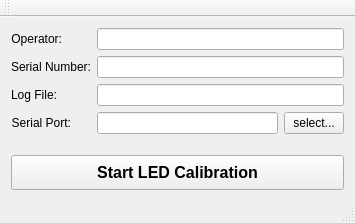
Qt form mainwindow.ui (jamesgpeterson/LED_cal) before a commit.
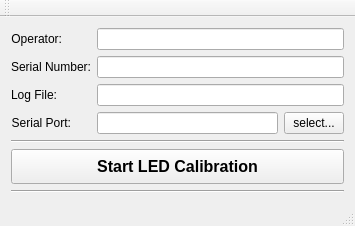
The same form after that commit.

Patch:
```diff
--- a/mainwindow.ui
+++ b/mainwindow.ui
@@ -113,6 +113,13 @@
       </property>
      </spacer>
     </item>
+    <item>
+     <widget class="Line" name="line">
+      <property name="orientation">
+       <enum>Qt::Horizontal</enum>
+      </property>
+     </widget>
+    </item>
     <item>
      <widget class="QPushButton" name="pushButton">
       <property name="sizePolicy">
@@ -139,6 +146,13 @@
       </property>
      </widget>
     </item>
+    <item>
+     <widget class="Line" name="line_2">
+      <property name="orientation">
+       <enum>Qt::Horizontal</enum>
+      </property>
+     </widget>
+    </item>
    </layout>
   </widget>
   <widget class="QMenuBar" name="menuBar">
```
